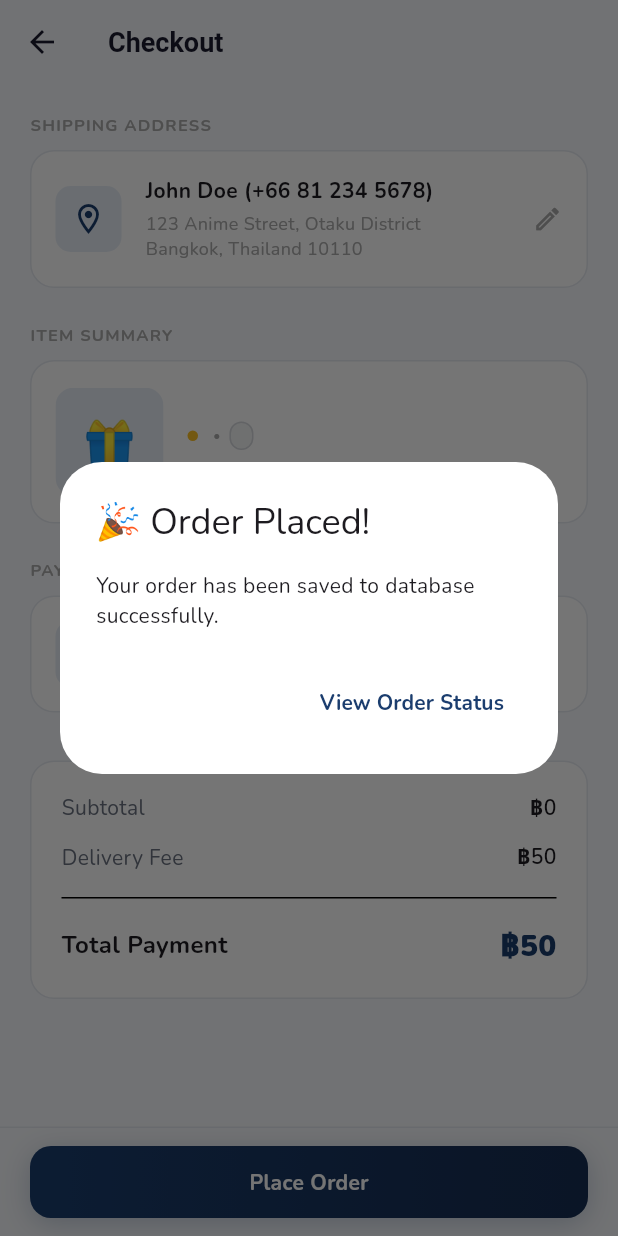
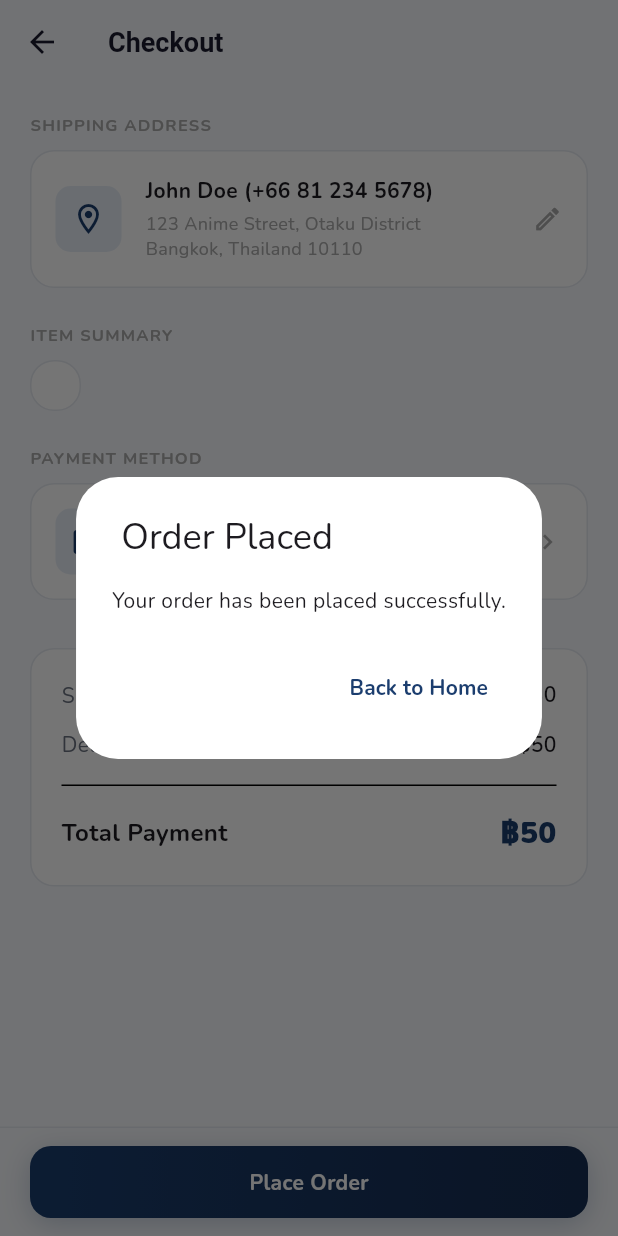
Before and after one commit to Firdaom/2GoodsMate, a Flutter app: the OrderScreen screen opened directly with empty values, after a tap on "Place Order", on a phone screen of 412 x 824 dp. Run offline on Flutter 3.47's test engine with Material 3 defaults, Android fonts, the phone set to English and light mode, and no system bars; our stand-ins replace cloud_firestore, firebase_auth, firebase_core, firebase_storage, flutter_riverpod, go_router and 2 more; accounts and stored records are empty; network calls fail.

Commit message:
fix status bug

```diff
--- a/lib/core/router/app_router.dart
+++ b/lib/core/router/app_router.dart
@@ -196,9 +196,9 @@ final appRouter = GoRouter(
       path: RouteNames.order.path,
       name: RouteNames.order.name,
       parentNavigatorKey: _rootNavigatorKey,
-      builder: (context, state) {
-        final item = state.extra as ItemModel;
-        return OrderScreen(item: item);
+     builder: (context, state) {
+        final items = state.extra as List<ItemModel>;
+        return OrderScreen(items: items);
       },
     ),
     GoRoute(
--- a/lib/features/cart/screens/cart_screen.dart
+++ b/lib/features/cart/screens/cart_screen.dart
@@ -131,9 +131,8 @@ class CartScreen extends StatelessWidget {
               label: 'Checkout Now',
               onTap: () {
                 if (cartItems.isNotEmpty) {
-                  final itemToOrder = cartItems.first;
                   ScaffoldMessenger.of(context).hideCurrentSnackBar();
-                  context.push(RouteNames.order.path, extra: itemToOrder);
+                  context.push(RouteNames.order.path, extra: cartItems);
                 }
               },
             ),
--- a/lib/features/order/screens/order_screen.dart
+++ b/lib/features/order/screens/order_screen.dart
@@ -10,19 +10,19 @@ import 'package:anigoods/models/order_model.dart';
 import 'package:anigoods/features/order/services/order_service.dart';
 
 class OrderScreen extends StatelessWidget {
-  final ItemModel item;
+  final List<ItemModel> items;
 
-  const OrderScreen({super.key, required this.item});
+  const OrderScreen({super.key, required this.items});
 
-  String _formatPrice(double price) => price.toStringAsFixed(0).replaceAllMapped(
-        RegExp(r'(\d)(?=(\d{3})+(?!\d))'),
-        (m) => '${m[1]},',
-      );
+  String _formatPrice(double price) => price
+      .toStringAsFixed(0)
+      .replaceAllMapped(RegExp(r'(\d)(?=(\d{3})+(?!\d))'), (m) => '${m[1]},');
 
   @override
   Widget build(BuildContext context) {
     const double deliveryFee = 50.0;
-    final double totalPrice = item.price + deliveryFee;
+    final double subtotal = items.fold(0, (sum, item) => sum + item.price);
+    final double totalPrice = subtotal + deliveryFee;
 
     return Scaffold(
       appBar: AppBar(
@@ -42,16 +42,21 @@ class OrderScreen extends StatelessWidget {
             _buildInfoCard(
               icon: Icons.location_on_outlined,
               title: 'John Doe (+66 81 234 5678)',
-              subtitle: '123 Anime Street, Otaku District\nBangkok, Thailand 10110',
+              subtitle:
+                  '123 Anime Street, Otaku District\nBangkok, Thailand 10110',
               actionIcon: Icons.edit_outlined,
               onTap: () {
-                ScaffoldMessenger.of(context).showSnackBar(const SnackBar(content: Text('Edit address coming soon!')));
+                ScaffoldMessenger.of(context).showSnackBar(
+                  const SnackBar(content: Text('Edit address coming soon!')),
+                );
               },
             ),
             const SizedBox(height: 24),
 
             const SectionLabel('ITEM SUMMARY'),
             const SizedBox(height: 8),
+
+            // 🔥 3. แสดงรายการสินค้าทุกชิ้นในตะกร้า
             Container(
               padding: const EdgeInsets.all(16),
               decoration: BoxDecoration(
@@ -59,9 +64,18 @@ class OrderScreen extends StatelessWidget {
                 borderRadius: BorderRadius.circular(16),
                 border: Border.all(color: AppTheme.border),
               ),
+              child: Column(
+                children: items
+                    .map(
+                      (item) => Padding(
+                        padding: const EdgeInsets.only(bottom: 12),
                         child: Row(
                           children: [
-                  ItemImage(imageUrls: item.imageUrls, size: 72, radius: 12),
+                            ItemImage(
+                              imageUrls: item.imageUrls,
+                              size: 60,
+                              radius: 8,
+                            ),
                             const SizedBox(width: 16),
                             Expanded(
                               child: Column(
@@ -71,19 +85,28 @@ class OrderScreen extends StatelessWidget {
                                     item.title,
                                     maxLines: 2,
                                     overflow: TextOverflow.ellipsis,
-                          style: const TextStyle(fontWeight: FontWeight.w700, fontSize: 14),
+                                    style: const TextStyle(
+                                      fontWeight: FontWeight.w700,
+                                      fontSize: 13,
+                                    ),
                                   ),
                                   const SizedBox(height: 4),
-                        ConditionWithRarity(condition: item.condition, rarity: item.rarity),
-                        const SizedBox(height: 8),
                                   Text(
                                     '฿${_formatPrice(item.price)}',
-                          style: const TextStyle(color: AppTheme.accent, fontWeight: FontWeight.bold, fontSize: 16),
+                                    style: const TextStyle(
+                                      color: AppTheme.accent,
+                                      fontWeight: FontWeight.bold,
+                                      fontSize: 14,
+                                    ),
                                   ),
                                 ],
                               ),
                             ),
                           ],
+                        ),
+                      ),
+                    )
+                    .toList(), // วนลูปโชว์ของทุกชิ้น
               ),
             ),
             const SizedBox(height: 24),
@@ -108,7 +131,7 @@ class OrderScreen extends StatelessWidget {
               ),
               child: Column(
                 children: [
-                  _buildPriceRow('Subtotal', item.price),
+                  _buildPriceRow('Subtotal', subtotal), // โชว์ราคาของรวมทั้งหมด
                   const SizedBox(height: 12),
                   _buildPriceRow('Delivery Fee', deliveryFee),
                   const Padding(
@@ -118,10 +141,20 @@ class OrderScreen extends StatelessWidget {
                   Row(
                     mainAxisAlignment: MainAxisAlignment.spaceBetween,
                     children: [
-                      const Text('Total Payment', style: TextStyle(fontWeight: FontWeight.bold, fontSize: 16)),
+                      const Text(
+                        'Total Payment',
+                        style: TextStyle(
+                          fontWeight: FontWeight.bold,
+                          fontSize: 16,
+                        ),
+                      ),
                       Text(
                         '฿${_formatPrice(totalPrice)}',
-                        style: const TextStyle(fontWeight: FontWeight.w900, fontSize: 20, color: AppTheme.accent),
+                        style: const TextStyle(
+                          fontWeight: FontWeight.w900,
+                          fontSize: 20,
+                          color: AppTheme.accent,
+                        ),
                       ),
                     ],
                   ),
@@ -145,32 +178,37 @@ class OrderScreen extends StatelessWidget {
                 padding: const EdgeInsets.fromLTRB(20, 12, 20, 12),
                 child: PrimaryButton(
                   label: 'Place Order',
-                  // 🔥 3. อัปเกรด onTap ให้เชื่อม Database
                   onTap: () async {
-                    // เช็คก่อนว่าล็อกอินหรือยัง
                     final currentUser = FirebaseAuth.instance.currentUser;
                     if (currentUser == null) {
                       ScaffoldMessenger.of(context).showSnackBar(
-                        const SnackBar(content: Text('Please login to place an order.')),
+                        const SnackBar(
+                          content: Text('Please login to place an order.'),
+                        ),
                       );
                       return;
                     }
 
-                    // โชว์วงกลม Loading หมุนๆ ระหว่างบันทึกข้อมูล
                     showDialog(
                       context: context,
                       barrierDismissible: false,
-                      builder: (context) => const Center(child: CircularProgressIndicator(color: AppTheme.accent)),
+                      builder: (context) => const Center(
+                        child: CircularProgressIndicator(
+                          color: AppTheme.accent,
+                        ),
+                      ),
                     );
 
-                    // สร้างก้อนข้อมูล Order ตาม Model ที่เราออกแบบไว้
+                    try {
+                      // 🔥 4. วนลูปบันทึกออเดอร์ลง Firebase ทีละชิ้น
+                      for (var item in items) {
                         final newOrder = OrderModel(
-                      id: '', // ปล่อยว่างให้ Firebase จัดการ
+                          id: '',
                           itemId: item.id,
                           buyerId: currentUser.uid,
                           sellerId: item.sellerId,
-                      status: 'to_ship', // สมมติว่าชำระเงินเรียบร้อย รอแม่ค้าส่งของ
-                      totalPrice: totalPrice,
+                          status: 'to_ship',
+                          totalPrice: item.price, // บันทึกราคาแยกแต่ละชิ้น
                           shippingAddress: {
                             'name': 'John Doe',
                             'phone': '+66 81 234 5678',
@@ -178,41 +216,52 @@ class OrderScreen extends StatelessWidget {
                           },
                           createdAt: DateTime.now(),
                         );
+                        await OrderService().createOrder(newOrder);
+                      }
 
-                    // ยิงข้อมูลไปที่ Firebase ผ่าน OrderService
-                    final orderId = await OrderService().createOrder(newOrder);
+                      if (context.mounted)
+                        Navigator.pop(context); // ปิดหน้าต่าง Loading
 
-                    // ปิดหน้าจอ Loading
-                    if (context.mounted) Navigator.pop(context);
-
-                    if (orderId != null && context.mounted) {
-
+                      // ล้างตะกร้าเมื่อสั่งซื้อสำเร็จ
                       CartService().clearCart();
 
-                      // ถ้าสำเร็จ โชว์ Dialog สวยๆ
+                      if (context.mounted) {
                         showDialog(
                           context: context,
                           barrierDismissible: false,
                           builder: (context) => AlertDialog(
-                          title: const Text('🎉 Order Placed!'),
-                          content: const Text('Your order has been saved to database successfully.'),
+                            title: const Text(' Order Placed'),
+                            content: const Text(
+                              'Your order has been placed successfully.',
+                            ),
                             actions: [
                               TextButton(
                                 onPressed: () {
-                                Navigator.pop(context); // ปิด Dialog
-                                // 🚀 ไปหน้า Order Status
-                                context.go(RouteNames.orderStatus.path, extra: orderId!);
+                                  Navigator.pop(context);
+                                  // วาร์ปกลับไปหน้าประวัติการสั่งซื้อ หรือ หน้าแรก
+                                  context.go('/home');
                                 },
-                              child: const Text('View Order Status', style: TextStyle(fontWeight: FontWeight.bold)),
+                                child: const Text(
+                                  'Back to Home',
+                                  style: TextStyle(fontWeight: FontWeight.bold),
+                                ),
                               ),
                             ],
                           ),
                         );
-                    } else if (context.mounted) {
-                      // ถ้าพัง โชว์แจ้งเตือนด้านล่าง
+                      }
+                    } catch (e) {
+                      if (context.mounted)
+                        Navigator.pop(context); // ปิด Loading
+                      if (context.mounted) {
                         ScaffoldMessenger.of(context).showSnackBar(
-                        const SnackBar(content: Text('Failed to place order. Please try again.')),
+                          const SnackBar(
+                            content: Text(
+                              'Failed to place order. Please try again.',
+                            ),
+                          ),
                         );
+                      }
                     }
                   },
                 ),
@@ -224,6 +273,7 @@ class OrderScreen extends StatelessWidget {
     );
   }
 
+  // ฟังก์ชันวาด UI ย่อย (ดึงมาจากโค้ดเดิมของคุณ)
   Widget _buildInfoCard({
     required IconData icon,
     required String title,
@@ -244,7 +294,10 @@ class OrderScreen extends StatelessWidget {
           children: [
             Container(
               padding: const EdgeInsets.all(10),
-              decoration: BoxDecoration(color: AppTheme.accentLight, borderRadius: BorderRadius.circular(10)),
+              decoration: BoxDecoration(
+                color: AppTheme.accentLight,
+                borderRadius: BorderRadius.circular(10),
+              ),
               child: Icon(icon, color: AppTheme.accent, size: 24),
             ),
             const SizedBox(width: 16),
@@ -252,9 +305,22 @@ class OrderScreen extends StatelessWidget {
               child: Column(
                 crossAxisAlignment: CrossAxisAlignment.start,
                 children: [
-                  Text(title, style: const TextStyle(fontWeight: FontWeight.bold, fontSize: 14)),
+                  Text(
+                    title,
+                    style: const TextStyle(
+                      fontWeight: FontWeight.bold,
+                      fontSize: 14,
+                    ),
+                  ),
                   const SizedBox(height: 4),
-                  Text(subtitle, style: const TextStyle(color: AppTheme.textMuted, fontSize: 12, height: 1.4)),
+                  Text(
+                    subtitle,
+                    style: const TextStyle(
+                      color: AppTheme.textMuted,
+                      fontSize: 12,
+                      height: 1.4,
+                    ),
+                  ),
                 ],
               ),
             ),
@@ -269,8 +335,14 @@ class OrderScreen extends StatelessWidget {
     return Row(
       mainAxisAlignment: MainAxisAlignment.spaceBetween,
       children: [
-        Text(label, style: const TextStyle(color: AppTheme.textSecondary, fontSize: 14)),
-        Text('฿${_formatPrice(amount)}', style: const TextStyle(fontWeight: FontWeight.w600, fontSize: 14)),
+        Text(
+          label,
+          style: const TextStyle(color: AppTheme.textSecondary, fontSize: 14),
+        ),
+        Text(
+          '฿${_formatPrice(amount)}',
+          style: const TextStyle(fontWeight: FontWeight.w600, fontSize: 14),
+        ),
       ],
     );
   }
--- a/lib/features/profile/screens/profile_screen.dart
+++ b/lib/features/profile/screens/profile_screen.dart
@@ -118,13 +118,13 @@ class _ProfileScreenState extends State<ProfileScreen> {
                       const SizedBox(width: 4),
                       IconButton(
                         onPressed: () {
-                          context.push('/chat-room', extra: 'Chat List');
+                          context.push(RouteNames.chat.path, extra: 'Chat List');
                         },
                         icon: Stack(
                           clipBehavior: Clip.none,
                           children: [
                             const Icon(
-                              Icons.chat_outlined,
+                              Icons.sms_outlined,
                               color: AppTheme.textPrimary,
                               size: 24,
                             ),
--- a/lib/features/profile/screens/setting_screen.dart
+++ b/lib/features/profile/screens/setting_screen.dart
@@ -1,3 +1,4 @@
+import 'package:anigoods/core/services/cart_service.dart';
 import 'package:flutter/material.dart';
 import 'package:firebase_auth/firebase_auth.dart';
 import 'package:go_router/go_router.dart';
@@ -89,7 +90,8 @@ class SettingsScreen extends StatelessWidget {
           ),
           TextButton(
             onPressed: () async {
-              Navigator.pop(context);
+              Navigator.pop(context); // ปิดหน้าต่าง Dialog ก่อน
+              CartService().clearLocalCart();
               await FirebaseAuth.instance.signOut();
               if (context.mounted) {
                 context.go(RouteNames.login.path);
@@ -157,6 +159,7 @@ class SettingsScreen extends StatelessWidget {
             SettingsRow(
               icon: Icons.logout,
               label: 'Log Out',
+
               danger: true,
               onTap: () => _showLogoutDialog(context),
             ),
--- a/lib/features/watchlist/screens/watchlist_screen.dart
+++ b/lib/features/watchlist/screens/watchlist_screen.dart
@@ -47,10 +47,10 @@ class WatchlistScreen extends ConsumerWidget {
                 const SizedBox(width: 4),
                 IconButton(
                   onPressed: () {
-                    context.push('/chat-room', extra: 'Chat List');
+                    context.push(RouteNames.chat.path, extra: 'Chat List');
                   },
                   icon: const Icon(
-                    Icons.chat_outlined,
+                    Icons.sms_outlined,
                     color: AppTheme.textPrimary,
                     size: 24,
                   ),
```
Also changed, not shown: lib/core/services/cart_service.dart (+71 -11 lines), lib/features/auth/screens/login_screen.dart (+7 -0 lines), lib/features/order/screens/order_status_screen.dart (+82 -74 lines), lib/features/order/screens/purchase_history_screen.dart (+15 -5 lines), lib/main.dart (+9 -0 lines). Lines whose indentation alone changed are shown as unchanged.
